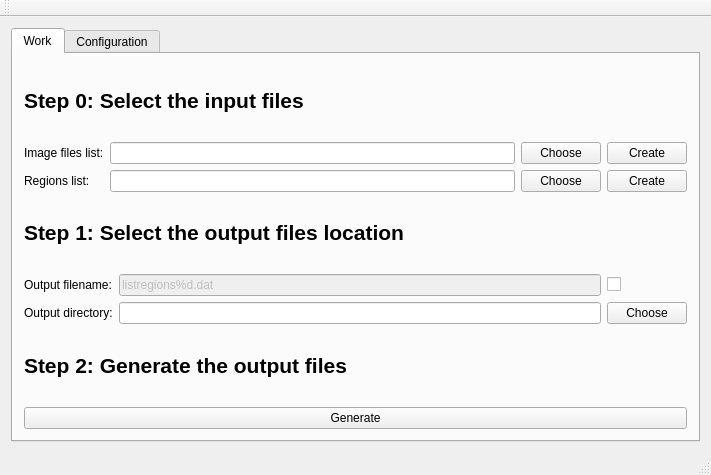
This is ui/mainwindow.ui in mfkiwl/pivmake-gui as Qt 5 draws it before an edit. The edited form follows.
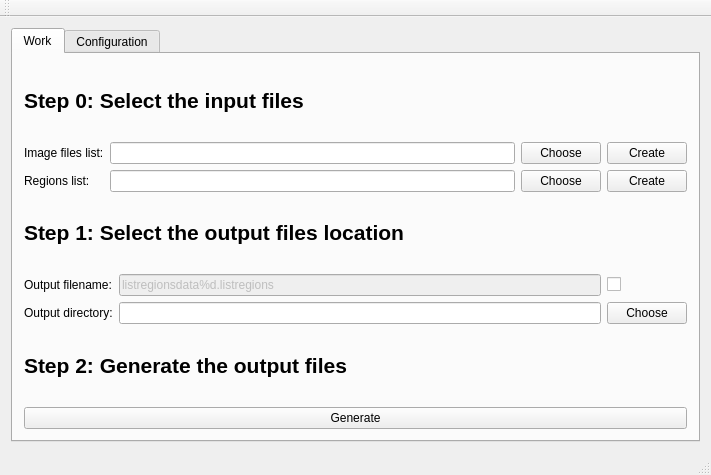
This is the edited form. Icons and pictures are not drawn.

Commit message: rdenando cdigo

```diff
--- a/ui/mainwindow.ui
+++ b/ui/mainwindow.ui
@@ -154,7 +154,7 @@
                <string>&lt;html&gt;&lt;head/&gt;&lt;body&gt;&lt;p&gt;The output filename pattern.&lt;/p&gt;&lt;/body&gt;&lt;/html&gt;</string>
               </property>
               <property name="text">
-               <string>listregions%d.dat</string>
+               <string>listregionsdata%d.listregions</string>
               </property>
              </widget>
             </item>
```
Left out of the diff: 2 changed lines with no effect on the pictures. The commit also changes 2 other files.
